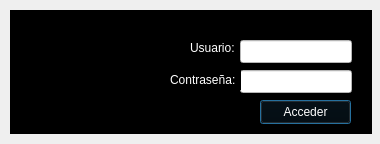
Qt form login.ui (arcnexus/RedFoX) before a commit.
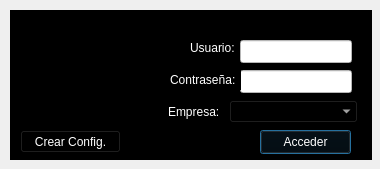
The same form after that commit. Icons and pictures are not drawn.

Diff of the .ui file:
```diff
--- a/login.ui
+++ b/login.ui
@@ -10,7 +10,7 @@
     <x>0</x>
     <y>0</y>
     <width>380</width>
-    <height>144</height>
+    <height>169</height>
    </rect>
   </property>
   <property name="contextMenuPolicy">
@@ -32,7 +32,7 @@
      <x>10</x>
      <y>10</y>
      <width>362</width>
-     <height>124</height>
+     <height>150</height>
     </rect>
    </property>
    <property name="minimumSize">
@@ -287,7 +287,7 @@
     <property name="geometry">
      <rect>
       <x>250</x>
-      <y>90</y>
+      <y>120</y>
       <width>91</width>
       <height>24</height>
      </rect>
@@ -509,12 +509,232 @@
      <string>Contraseña:</string>
     </property>
    </widget>
+   <widget class="QLabel" name="label_2">
+    <property name="geometry">
+     <rect>
+      <x>158</x>
+      <y>90</y>
+      <width>57</width>
+      <height>23</height>
+     </rect>
+    </property>
+    <property name="palette">
+     <palette>
+      <active>
+       <colorrole role="WindowText">
+        <brush brushstyle="SolidPattern">
+         <color alpha="255">
+          <red>255</red>
+          <green>255</green>
+          <blue>255</blue>
+         </color>
+        </brush>
+       </colorrole>
+       <colorrole role="Button">
+        <brush brushstyle="SolidPattern">
+         <color alpha="255">
+          <red>0</red>
+          <green>0</green>
+          <blue>0</blue>
+         </color>
+        </brush>
+       </colorrole>
+       <colorrole role="Text">
+        <brush brushstyle="SolidPattern">
+         <color alpha="255">
+          <red>255</red>
+          <green>255</green>
+          <blue>255</blue>
+         </color>
+        </brush>
+       </colorrole>
+       <colorrole role="ButtonText">
+        <brush brushstyle="SolidPattern">
+         <color alpha="255">
+          <red>255</red>
+          <green>255</green>
+          <blue>255</blue>
+         </color>
+        </brush>
+       </colorrole>
+       <colorrole role="Base">
+        <brush brushstyle="SolidPattern">
+         <color alpha="255">
+          <red>0</red>
+          <green>0</green>
+          <blue>0</blue>
+         </color>
+        </brush>
+       </colorrole>
+       <colorrole role="Window">
+        <brush brushstyle="SolidPattern">
+         <color alpha="255">
+          <red>0</red>
+          <green>0</green>
+          <blue>0</blue>
+         </color>
+        </brush>
+       </colorrole>
+      </active>
+      <inactive>
+       <colorrole role="WindowText">
+        <brush brushstyle="SolidPattern">
+         <color alpha="255">
+          <red>255</red>
+          <green>255</green>
+          <blue>255</blue>
+         </color>
+        </brush>
+       </colorrole>
+       <colorrole role="Button">
+        <brush brushstyle="SolidPattern">
+         <color alpha="255">
+          <red>0</red>
+          <green>0</green>
+          <blue>0</blue>
+         </color>
+        </brush>
+       </colorrole>
+       <colorrole role="Text">
+        <brush brushstyle="SolidPattern">
+         <color alpha="255">
+          <red>255</red>
+          <green>255</green>
+          <blue>255</blue>
+         </color>
+        </brush>
+       </colorrole>
+       <colorrole role="ButtonText">
+        <brush brushstyle="SolidPattern">
+         <color alpha="255">
+          <red>255</red>
+          <green>255</green>
+          <blue>255</blue>
+         </color>
+        </brush>
+       </colorrole>
+       <colorrole role="Base">
+        <brush brushstyle="SolidPattern">
+         <color alpha="255">
+          <red>0</red>
+          <green>0</green>
+          <blue>0</blue>
+         </color>
+        </brush>
+       </colorrole>
+       <colorrole role="Window">
+        <brush brushstyle="SolidPattern">
+         <color alpha="255">
+          <red>0</red>
+          <green>0</green>
+          <blue>0</blue>
+         </color>
+        </brush>
+       </colorrole>
+      </inactive>
+      <disabled>
+       <colorrole role="WindowText">
+        <brush brushstyle="SolidPattern">
+         <color alpha="255">
+          <red>255</red>
+          <green>255</green>
+          <blue>255</blue>
+         </color>
+        </brush>
+       </colorrole>
+       <colorrole role="Button">
+        <brush brushstyle="SolidPattern">
+         <color alpha="255">
+          <red>0</red>
+          <green>0</green>
+          <blue>0</blue>
+         </color>
+        </brush>
+       </colorrole>
+       <colorrole role="Text">
+        <brush brushstyle="SolidPattern">
+         <color alpha="255">
+          <red>255</red>
+          <green>255</green>
+          <blue>255</blue>
+         </color>
+        </brush>
+       </colorrole>
+       <colorrole role="ButtonText">
+        <brush brushstyle="SolidPattern">
+         <color alpha="255">
+          <red>255</red>
+          <green>255</green>
+          <blue>255</blue>
+         </color>
+        </brush>
+       </colorrole>
+       <colorrole role="Base">
+        <brush brushstyle="SolidPattern">
+         <color alpha="255">
+          <red>0</red>
+          <green>0</green>
+          <blue>0</blue>
+         </color>
+        </brush>
+       </colorrole>
+       <colorrole role="Window">
+        <brush brushstyle="SolidPattern">
+         <color alpha="255">
+          <red>0</red>
+          <green>0</green>
+          <blue>0</blue>
+         </color>
+        </brush>
+       </colorrole>
+      </disabled>
+     </palette>
+    </property>
+    <property name="styleSheet">
+     <string notr="true">color: rgb(255, 255, 255);</string>
+    </property>
+    <property name="text">
+     <string>Empresa:</string>
+    </property>
+   </widget>
+   <widget class="QComboBox" name="cboEmpresa">
+    <property name="geometry">
+     <rect>
+      <x>219</x>
+      <y>90</y>
+      <width>129</width>
+      <height>23</height>
+     </rect>
+    </property>
+    <property name="styleSheet">
+     <string notr="true">color: rgb(255, 255, 255);</string>
+    </property>
+   </widget>
+   <widget class="QPushButton" name="Crearconfiguracin">
+    <property name="geometry">
+     <rect>
+      <x>10</x>
+      <y>120</y>
+      <width>101</width>
+      <height>23</height>
+     </rect>
+    </property>
+    <property name="styleSheet">
+     <string notr="true">color: rgb(255, 255, 255);</string>
+    </property>
+    <property name="text">
+     <string>Crear Config.</string>
+    </property>
+   </widget>
    <zorder>label_5</zorder>
    <zorder>label_3</zorder>
    <zorder>lineUsuario</zorder>
    <zorder>btnAcceder</zorder>
    <zorder>linePassword</zorder>
    <zorder>label_4</zorder>
+   <zorder>label_2</zorder>
+   <zorder>cboEmpresa</zorder>
+   <zorder>Crearconfiguracin</zorder>
   </widget>
  </widget>
  <tabstops>
```
